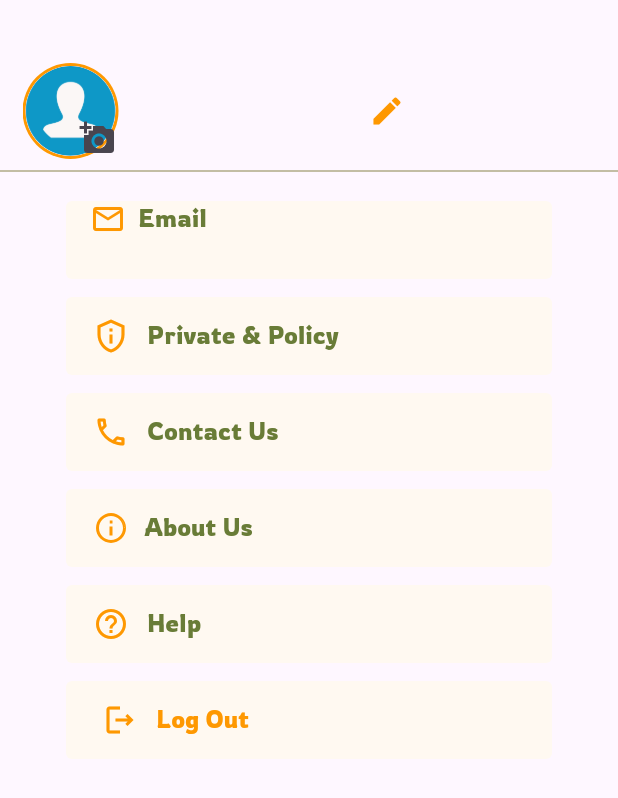
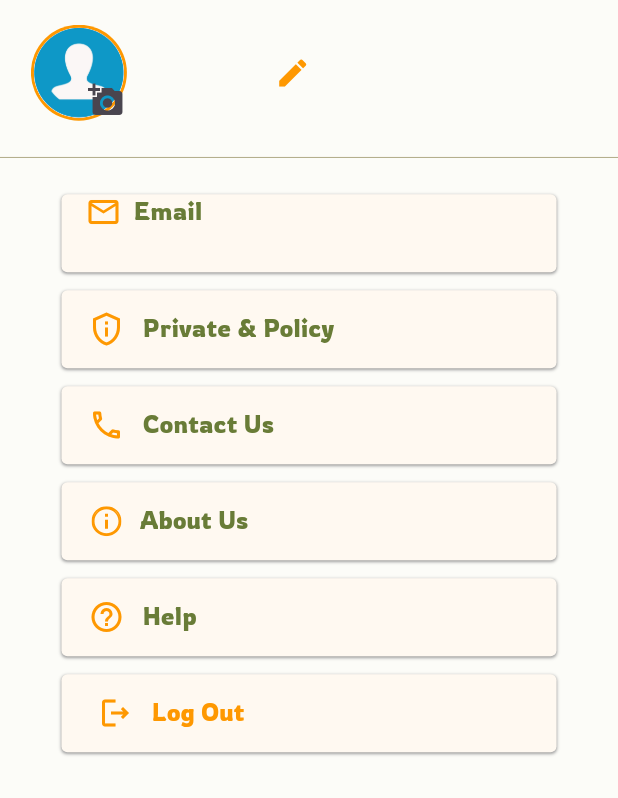
Before and after one commit to zaynabjamal/Yumster-Application, a Flutter app: the ProfilePage screen opened directly, on a phone screen of 412 x 824 dp. Shown: the top 798 px of the screen. Run offline on Flutter 3.47's test engine with Material 3 defaults, Android fonts, the phone set to English and light mode, and no system bars; our stand-ins replace cloud_firestore, firebase_auth, firebase_core, flutter_svg, gap, image_picker; accounts and stored records are empty; network calls fail.

Commit message:
profile and background color changez

```diff
--- a/flutter_application/lib/profilepage/profile_page.dart
+++ b/flutter_application/lib/profilepage/profile_page.dart
@@ -3,8 +3,6 @@ import 'package:cloud_firestore/cloud_firestore.dart';
 import 'package:firebase_auth/firebase_auth.dart';
 import 'package:flutter/material.dart';
 import 'package:flutter_application/Catagories/welcome.dart';
-import 'package:flutter_application/favorite/save_page.dart';
-import 'package:flutter_application/home/home_body.dart';
 import 'package:flutter_svg/flutter_svg.dart';
 import 'package:gap/gap.dart';
 import 'package:image_picker/image_picker.dart';
@@ -19,7 +17,6 @@ class ProfilePage extends StatefulWidget {
 }
 
 class _ProfilePageState extends State<ProfilePage> {
-  int _selectedIndex = 2;
   late String _userName = "Your Name";
   late String _userEmail = "Email";
   @override
@@ -47,19 +44,6 @@ class _ProfilePageState extends State<ProfilePage> {
     }
   }
 
-  void _navigateBottomBar(int index) {
-    setState(() {
-      _selectedIndex = index;
-    });
-    Navigator.pushReplacement(
-        context, MaterialPageRoute(builder: (context) => screens[index]));
-  }
-
-  List<Widget> screens = [
-    const SavedPage(),
-    const HomeBody(),
-    const ProfilePage(),
-  ];
   File? selectedImage;
 
   Future<void> _pickImageFromGallery() async {
@@ -73,15 +57,19 @@ class _ProfilePageState extends State<ProfilePage> {
 
   @override
   Widget build(BuildContext context) {
-    screens[_selectedIndex];
-    return Scaffold(
+    return SafeArea(
+      child: Scaffold(
+        backgroundColor: const Color(0xffFCFCF8),
         body: SingleChildScrollView(
           child: Column(
+            mainAxisAlignment: MainAxisAlignment.center,
             children: [
-            const Gap(42),
-            Row(
+              Padding(
+                padding: EdgeInsets.symmetric(
+                    vertical: MediaQuery.sizeOf(context).height * 0.02,
+                    horizontal: MediaQuery.sizeOf(context).width * 0.05),
+                child: Row(
                   children: [
-                const Gap(15),
                     Stack(
                       children: [
                         InkWell(
@@ -115,17 +103,16 @@ class _ProfilePageState extends State<ProfilePage> {
                           ),
                       ],
                     ),
-                const Gap(5),
+                    Gap(MediaQuery.sizeOf(context).width * 0.03),
                     Text(
                       _userName,
                       style: const TextStyle(
                           color: Color(
                             0xFF697C37,
                           ),
-                      fontFamily: 'Rowdies',
                           fontSize: 24),
                     ),
-                const Gap(150),
+                    Gap(MediaQuery.sizeOf(context).width * 0.18),
                     IconButton(
                       onPressed: () {},
                       icon: const Icon(
@@ -135,17 +122,26 @@ class _ProfilePageState extends State<ProfilePage> {
                     )
                   ],
                 ),
+              ),
               const Divider(
-              thickness: 1,
+                thickness: 0,
                 color: Color(0xFFB0AA86),
               ),
-            const Gap(12),
+              Gap(MediaQuery.sizeOf(context).width * 0.04),
               Container(
-              width: 324,
+                width: 330,
                 height: 52,
                 decoration: const BoxDecoration(
                   color: Color(0xFFFFF9F1),
                   borderRadius: BorderRadius.all(Radius.circular(4)),
+                  boxShadow: [
+                    BoxShadow(
+                      color: Colors.grey,
+                      offset: Offset(0, 1),
+                      blurRadius: 1,
+                      spreadRadius: 0
+                    ),
+                  ],
                 ),
                 child: Column(
                   children: [
@@ -183,11 +179,18 @@ class _ProfilePageState extends State<ProfilePage> {
               ),
               const Gap(12),
               Container(
-                width: 324,
+                  width: 330,
                   height: 52,
                   decoration: const BoxDecoration(
                     color: Color(0xFFFFF9F1),
                     borderRadius: BorderRadius.all(Radius.circular(4)),
+                    boxShadow: [
+                      BoxShadow(
+                          color: Colors.grey,
+                          offset: Offset(0, 1),
+                          blurRadius: 1,
+                          spreadRadius: 0),
+                    ],
                   ),
                   child: Row(
                     children: [
@@ -211,11 +214,18 @@ class _ProfilePageState extends State<ProfilePage> {
                   )),
               const Gap(12),
               Container(
-              width: 324,
+                width: 330,
                 height: 52,
                 decoration: const BoxDecoration(
                   color: Color(0xFFFFF9F1),
                   borderRadius: BorderRadius.all(Radius.circular(4)),
+                  boxShadow: [
+                    BoxShadow(
+                        color: Colors.grey,
+                        offset: Offset(0, 1),
+                        blurRadius: 1,
+                        spreadRadius: 0),
+                  ],
                 ),
                 child: Row(
                   children: [
@@ -240,11 +250,18 @@ class _ProfilePageState extends State<ProfilePage> {
               ),
               const Gap(12),
               Container(
-              width: 324,
+                width: 330,
                 height: 52,
                 decoration: const BoxDecoration(
                   color: Color(0xFFFFF9F1),
                   borderRadius: BorderRadius.all(Radius.circular(4)),
+                  boxShadow: [
+                    BoxShadow(
+                        color: Colors.grey,
+                        offset: Offset(0, 1),
+                        blurRadius: 1,
+                        spreadRadius: 0),
+                  ],
                 ),
                 child: Row(
                   children: [
@@ -266,11 +283,18 @@ class _ProfilePageState extends State<ProfilePage> {
               ),
               const Gap(12),
               Container(
-              width: 324,
+                width: 330,
                 height: 52,
                 decoration: const BoxDecoration(
                   color: Color(0xFFFFF9F1),
                   borderRadius: BorderRadius.all(Radius.circular(4)),
+                  boxShadow: [
+                    BoxShadow(
+                        color: Colors.grey,
+                        offset: Offset(0, 1),
+                        blurRadius: 1,
+                        spreadRadius: 0),
+                  ],
                 ),
                 child: const Row(
                   children: [
@@ -293,11 +317,18 @@ class _ProfilePageState extends State<ProfilePage> {
               ),
               const Gap(12),
               Container(
-              width: 324,
+                width: 330,
                 height: 52,
                 decoration: const BoxDecoration(
                   color: Color(0xFFFFF9F1),
                   borderRadius: BorderRadius.all(Radius.circular(4)),
+                  boxShadow: [
+                    BoxShadow(
+                        color: Colors.grey,
+                        offset: Offset(0, 1),
+                        blurRadius: 1,
+                        spreadRadius: 0),
+                  ],
                 ),
                 child: Row(
                   children: [
@@ -328,7 +359,7 @@ class _ProfilePageState extends State<ProfilePage> {
             ],
           ),
         ),
-
+      ),
     );
   }
 }
--- a/flutter_application/lib/register/entry_success_page.dart
+++ b/flutter_application/lib/register/entry_success_page.dart
@@ -21,6 +21,7 @@ class _SuccessPageState extends State<SuccessPage> {
   @override
   Widget build(BuildContext context) {
     return Scaffold(
+      backgroundColor: const Color(0xffFCFCF8),
       body: SingleChildScrollView(
         child: Column(
           mainAxisAlignment: MainAxisAlignment.spaceBetween,
--- a/flutter_application/lib/register/login_page.dart
+++ b/flutter_application/lib/register/login_page.dart
@@ -58,6 +58,7 @@ class _LoginState extends State<Login> {
         return false;
       },
       child: Scaffold(
+        backgroundColor: const Color(0xffFCFCF8),
         body: SingleChildScrollView(
           child: Center(
             child: Column(
--- a/flutter_application/lib/register/sign_up_page.dart
+++ b/flutter_application/lib/register/sign_up_page.dart
@@ -46,6 +46,7 @@ class _SignInState extends State<SignIn> {
   Widget build(BuildContext context) {
     return SafeArea(
       child: Scaffold(
+        backgroundColor: const Color(0xffFCFCF8),
         body: SingleChildScrollView(
           scrollDirection: Axis.vertical,
           child: SizedBox(
@@ -99,7 +100,10 @@ class _SignInState extends State<SignIn> {
                   SizedBox(
                     height: MediaQuery.of(context).size.width * 0.09,
                   ),
-                  const CustomTextField(label: 'Confirm Password', hideText: true,),
+                  const CustomTextField(
+                    label: 'Confirm Password',
+                    hideText: true,
+                  ),
                   SizedBox(
                     height: MediaQuery.of(context).size.width * 0.15,
                   ),
--- a/flutter_application/lib/welcome_page.dart
+++ b/flutter_application/lib/welcome_page.dart
@@ -15,6 +15,7 @@ class _WelcomeState extends State<Welcome> {
   Widget build(BuildContext context) {
     return SafeArea(
       child: Scaffold(
+        backgroundColor: const Color(0xffFCFCF8),
         body: SingleChildScrollView(
           child: Column(
             children: [
@@ -39,7 +40,9 @@ class _WelcomeState extends State<Welcome> {
               ),
               Gap(MediaQuery.sizeOf(context).width * 0.14),
               Padding(
-                padding: const EdgeInsets.symmetric(horizontal: 30,),
+                padding: const EdgeInsets.symmetric(
+                  horizontal: 30,
+                ),
                 child: Row(
                   mainAxisAlignment: MainAxisAlignment.spaceBetween,
                   children: [
@@ -78,7 +81,8 @@ class _WelcomeState extends State<Welcome> {
                       ),
                       child: const Text(
                         "Sign Up",
-                        style: TextStyle(color: Color(0xFFFFFFFF), fontSize: 24),
+                        style:
+                            TextStyle(color: Color(0xFFFFFFFF), fontSize: 24),
                       ),
                     ),
                   ],
```
Lines whose indentation alone changed are shown as unchanged.
